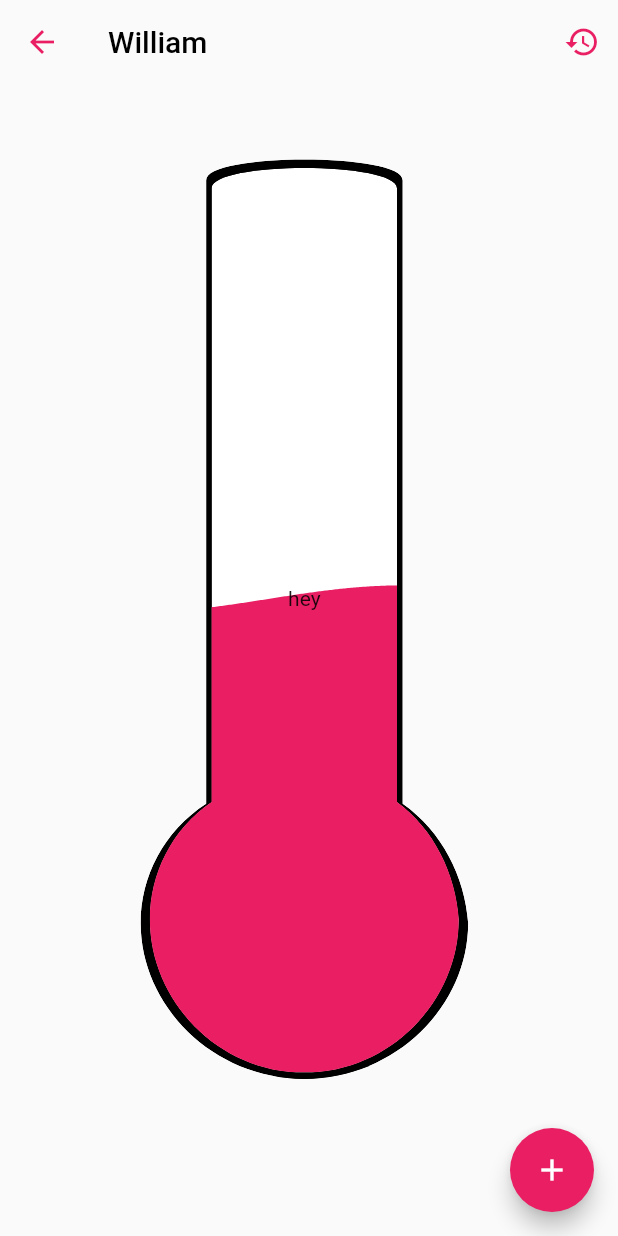
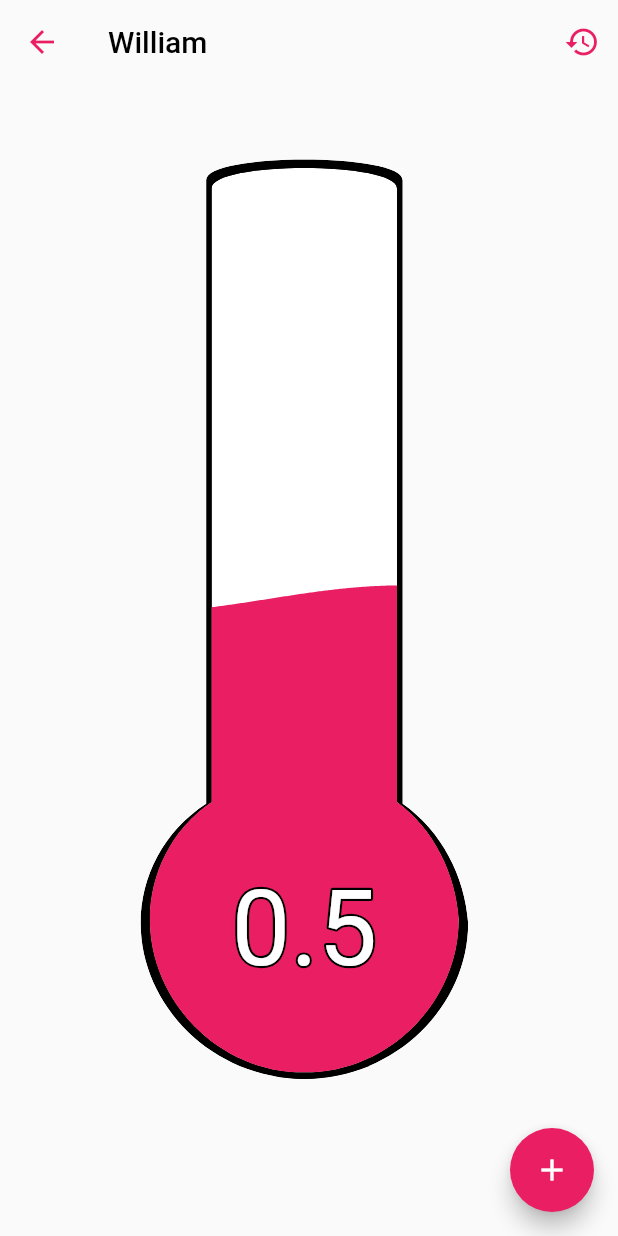
Before and after one commit to Louismousine/Alcoholometer, a Flutter app: the screen it shows after launch, after a tap on "William", on a phone screen of 412 x 824 dp. Run offline on Flutter 3.47's test engine with Material 2 defaults, Android fonts, the phone set to English and light mode, and no system bars; drawn by our look-alikes of animated_background, bordered_text; our stand-ins replace shared_preferences.

Commit message:
add text in thermometer

```diff
--- a/lib/thermometer_page/thermometer_page.dart
+++ b/lib/thermometer_page/thermometer_page.dart
@@ -4,6 +4,7 @@ import 'package:alcool_app/model/user.dart';
 import 'package:alcool_app/new_drink_modal.dart';
 import 'package:alcool_app/providers/users.dart';
 import 'package:animated_background/animated_background.dart';
+import 'package:bordered_text/bordered_text.dart';
 import 'package:flutter/material.dart';
 import 'package:provider/provider.dart';
 
@@ -118,7 +119,21 @@ class _ThermometerPageState extends State<ThermometerPage>
                           ),
                         ),
                         vsync: this,
-                        child: Center(child: Text('hey')),
+                        child: Container(
+                          child: BorderedText(
+                            strokeWidth: 3.0,
+                            strokeColor: Colors.black,
+                            child: Text(
+                              Helper.getPourcentage(user).toString(),
+                              style: TextStyle(
+                                fontSize: 70,
+                                color: Colors.white,
+                              ),
+                            ),
+                          ),
+                          alignment: Alignment.bottomCenter,
+                          padding: EdgeInsets.only(bottom: MediaQuery.of(context).size.height / 15),
+                        ),
                       ),
                     ],
                   ),
--- a/pubspec.yaml
+++ b/pubspec.yaml
@@ -27,6 +27,7 @@ dependencies:
   shared_preferences: ^0.5.8
   animated_background: ^1.0.5
   intl: ^0.16.1
+  bordered_text: ^1.0.0
 
   # The following adds the Cupertino Icons font to your application.
   # Use with the CupertinoIcons class for iOS style icons.
```
Also changed, not shown: pubspec.lock.
